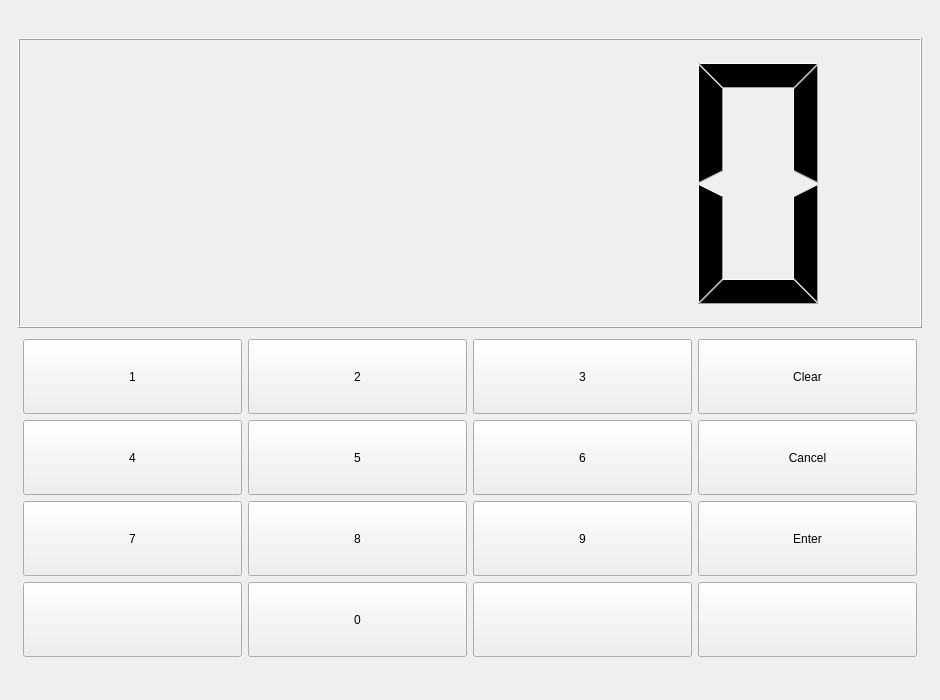
Old version of the form mainwindow.ui in the repository ItsAhadun/ATM.
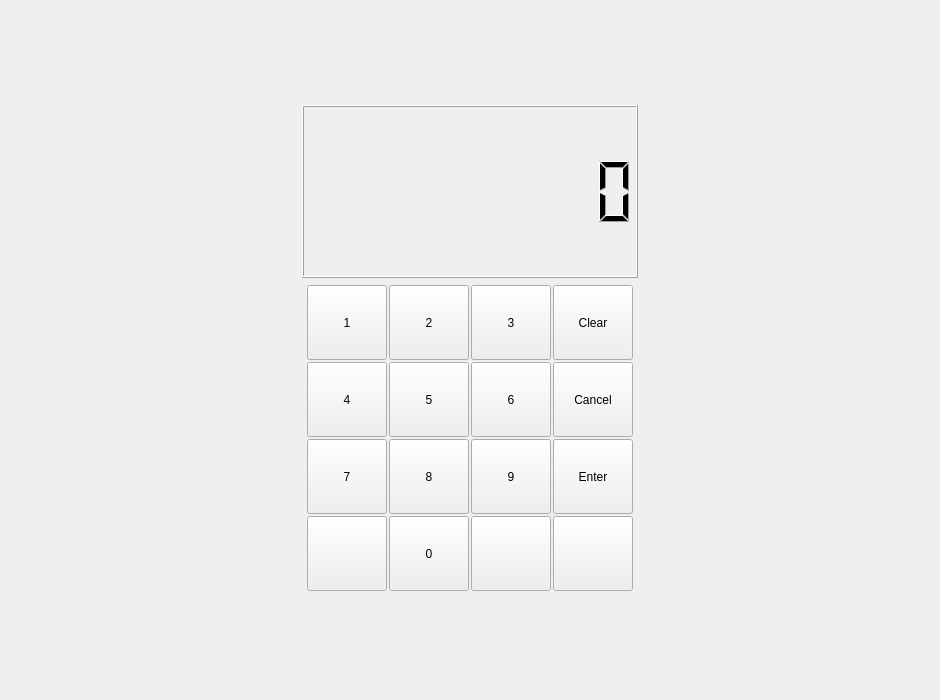
New version of the form. The open tabs and pages were chosen to show the change.

Diff of the .ui file:
```diff
--- a/mainwindow.ui
+++ b/mainwindow.ui
@@ -895,9 +895,9 @@
        </widget>
       </widget>
       <widget class="QWidget" name="numpad_Page">
-       <layout class="QVBoxLayout" name="verticalLayout">
+       <layout class="QHBoxLayout" name="horizontalLayout_6">
         <item>
-         <spacer name="horizontalSpacer_2">
+         <spacer name="horizontalSpacer">
           <property name="orientation">
            <enum>Qt::Orientation::Horizontal</enum>
           </property>
@@ -910,7 +910,37 @@
          </spacer>
         </item>
         <item>
-         <widget class="QLCDNumber" name="lcdNumber"/>
+         <layout class="QVBoxLayout" name="verticalLayout_10" stretch="1,2,4,1">
+          <property name="spacing">
+           <number>2</number>
+          </property>
+          <item>
+           <spacer name="verticalSpacer_5">
+            <property name="orientation">
+             <enum>Qt::Orientation::Vertical</enum>
+            </property>
+            <property name="sizeHint" stdset="0">
+             <size>
+              <width>20</width>
+              <height>40</height>
+             </size>
+            </property>
+           </spacer>
+          </item>
+          <item>
+           <widget class="QLCDNumber" name="lcdNumber">
+            <property name="font">
+             <font>
+              <bold>false</bold>
+             </font>
+            </property>
+            <property name="smallDecimalPoint">
+             <bool>false</bool>
+            </property>
+            <property name="digitCount">
+             <number>9</number>
+            </property>
+           </widget>
         </item>
         <item>
          <layout class="QGridLayout" name="numpad_Grid">
@@ -1137,7 +1167,22 @@
          </layout>
         </item>
         <item>
-         <spacer name="horizontalSpacer">
+           <spacer name="verticalSpacer_6">
+            <property name="orientation">
+             <enum>Qt::Orientation::Vertical</enum>
+            </property>
+            <property name="sizeHint" stdset="0">
+             <size>
+              <width>20</width>
+              <height>40</height>
+             </size>
+            </property>
+           </spacer>
+          </item>
+         </layout>
+        </item>
+        <item>
+         <spacer name="horizontalSpacer_2">
           <property name="orientation">
            <enum>Qt::Orientation::Horizontal</enum>
           </property>
```
Left out of the diff: 202 changed lines with no effect on the pictures. Lines whose indentation alone changed are shown as unchanged.
